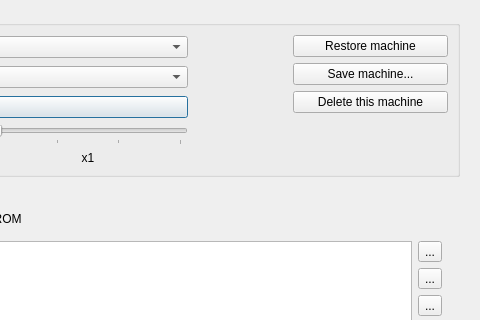
The window that ui/setupwin.ui (Volutar/xpeccy-plus) describes before a commit, drawn with Qt 5; both pictures show x 236 to 716 and y 0 to 320 of the 716 by 909 pixel window.
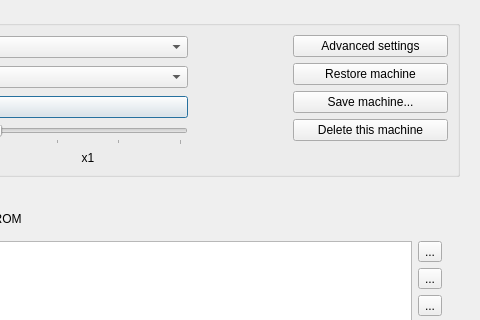
The same window after the commit. Icons and pictures are not drawn. Custom widgets are drawn as their Qt base class.

Commit message: snow-notice: Advanced settings is a button again, first in the Machine page's right-hand column; grayed out on the Next

```diff
--- a/ui/setupwin.ui
+++ b/ui/setupwin.ui
@@ -472,6 +472,20 @@
                 <property name="bottomMargin">
                  <number>0</number>
                 </property>
+                <item>
+                 <widget class="xSideButton" name="pbAdvMachine">
+                  <property name="icon">
+                   <iconset resource="../xpeccy.qrc">
+                    <normaloff>:/images/settings.png</normaloff>:/images/settings.png</iconset>
+                  </property>
+                  <property name="toolTip">
+                   <string>The settings that define this machine rather than how you use it</string>
+                  </property>
+                  <property name="text">
+                   <string>Advanced settings</string>
+                  </property>
+                 </widget>
+                </item>
                 <item>
                  <widget class="xSideButton" name="pbResetMachine">
                   <property name="icon">
```
The commit also changes 2 other files.
